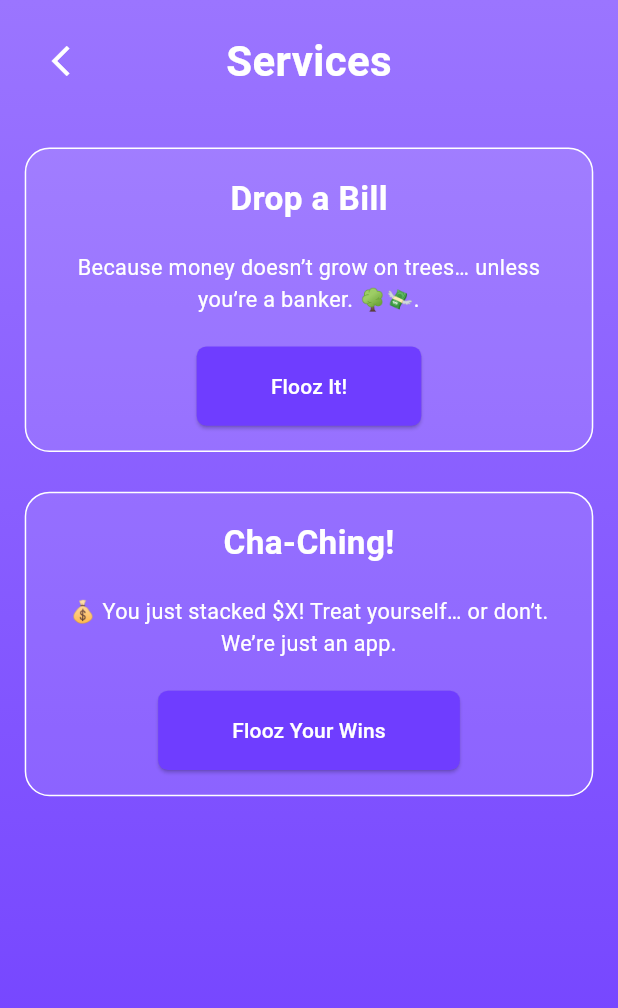
After one commit to Kaleab-Wondwossen/ExpenseTracker, a Flutter app: the screen it shows after launch, item 4 of the bottom bar chosen, on a phone screen of 412 x 824 dp. The commit adds this screen. Shown: the top 1008 px of the screen. Run offline on Flutter 3.47's test engine with Material 3 defaults, Android fonts, the phone set to English and light mode, and no system bars; our stand-ins replace fl_chart, flip_card; network calls fail.

Commit message:
added add income and add expense

```diff
--- /dev/null
+++ b/frontend/expensetracker/lib/screens/add_screen.dart
@@ -0,0 +1,182 @@
+import 'package:expensetracker/screens/add_transaction_screen.dart';
+import 'package:flutter/material.dart';
+
+import '../constants/colors.dart';
+import '../constants/sizes.dart';
+
+
+class ServicesScreen extends StatelessWidget {
+  const ServicesScreen({super.key});
+
+  @override
+  Widget build(BuildContext context) {
+    return Container(
+      decoration: const BoxDecoration(
+        gradient: LinearGradient(
+          begin: Alignment.topCenter,
+          end: Alignment.bottomCenter,
+          colors: [
+            AppColors.secondaryIconColor,
+            AppColors.primaryIconColor,
+          ],
+        ),
+      ),
+      child: Scaffold(
+        backgroundColor: Colors.transparent,
+        body: SafeArea(
+          child: Padding(
+            padding: EdgeInsets.all(AppSizes.largeGap * .5),
+            child: Column(
+              children: [
+                const LoanHeader(),
+                SizedBox(height: AppSizes.mediumGap),
+                Expanded(
+                  child: SingleChildScrollView(
+                    child: Column(
+                      children: [
+                        LoanCard(
+                          title: 'Drop a Bill',
+                          description:
+                              'Because money doesn’t grow on trees… unless you’re a banker. 🌳💸.',
+                          buttonText: 'Flooz It!',
+                          onPressed: () {
+                           Navigator.push(
+                              context,
+                              PageRouteBuilder(
+                                pageBuilder:
+                                    (context, animation1, animation2) =>
+                                        const AddTransactionScreen(type: 'expense',),
+                                transitionDuration:
+                                    Duration.zero, // No transition duration
+                                reverseTransitionDuration: Duration
+                                    .zero, // No reverse transition duration
+                              ),
+                            );
+                          },
+                        ),
+                        LoanCard(
+                          title: 'Cha-Ching!',
+                          description:
+                              '💰 You just stacked \$X! Treat yourself… or don’t. We’re just an app.',
+                          buttonText: 'Flooz Your Wins',
+                          onPressed: () {
+                            Navigator.push(
+                              context,
+                              PageRouteBuilder(
+                                pageBuilder:
+                                    (context, animation1, animation2) =>
+                                        const AddTransactionScreen(type: 'income',),
+                                transitionDuration:
+                                    Duration.zero, // No transition duration
+                                reverseTransitionDuration: Duration
+                                    .zero, // No reverse transition duration
+                              ),
+                            );
+                          },
+                        ),
+                      ],
+                    ),
+                  ),
+                ),
+              ],
+            ),
+          ),
+        ),
+      ),
+    );
+  }
+}
+
+class LoanHeader extends StatelessWidget {
+  const LoanHeader({super.key});
+
+  @override
+  Widget build(BuildContext context) {
+    return Row(
+      children: [
+        IconButton(
+          icon: const Icon(Icons.arrow_back_ios_new, color: Colors.white),
+          onPressed: () {
+            Navigator.pop(context);
+          },
+        ),
+        const Spacer(),
+        const Text(
+          'Services',
+          style: TextStyle(
+            fontSize: 28.0,
+            color: Colors.white,
+            fontWeight: FontWeight.bold,
+          ),
+        ),
+        const Spacer(),
+        const SizedBox(width: 48.0), // Placeholder for alignment
+      ],
+    );
+  }
+}
+
+class LoanCard extends StatelessWidget {
+  final String title;
+  final String description;
+  final String buttonText;
+  final VoidCallback onPressed;
+
+  const LoanCard({
+    required this.title,
+    required this.description,
+    required this.buttonText,
+    required this.onPressed,
+    super.key,
+  });
+
+  @override
+  Widget build(BuildContext context) {
+    return Container(
+      padding: EdgeInsets.all(AppSizes.largeGap * .5),
+      margin: EdgeInsets.symmetric(vertical: AppSizes.largeGap * .4),
+      decoration: BoxDecoration(
+        borderRadius: BorderRadius.circular(AppSizes.largeGap * .5),
+        border: Border.all(color: Colors.white),
+        color: Colors.white.withOpacity(0.1),
+      ),
+      child: Column(
+        children: [
+          Text(
+            title,
+            style: TextStyle(
+              fontSize: AppSizes.secondaryFontSize * 1.2,
+              fontWeight: FontWeight.bold,
+              color: Colors.white,
+            ),
+          ),
+          SizedBox(height: AppSizes.mediumGap),
+          Text(
+            description,
+            style: TextStyle(
+              fontSize: AppSizes.tertiaryFontSize,
+              color: Colors.white,
+            ),
+            textAlign: TextAlign.center,
+          ),
+          SizedBox(height: AppSizes.mediumGap),
+          ElevatedButton(
+            onPressed: onPressed,
+            style: ElevatedButton.styleFrom(
+              backgroundColor: AppColors.primaryIconColor,
+              padding:
+                  EdgeInsets.symmetric(horizontal: AppSizes.largeGap*1.5, vertical: AppSizes.largeGap*.5),
+              shape: RoundedRectangleBorder(
+                borderRadius: BorderRadius.circular(AppSizes.largeGap*.2),
+              ),
+            ),
+            child: Text(
+              buttonText,
+              style: const TextStyle(color: Colors.white),
+            ),
+          ),
+        ],
+      ),
+    );
+  }
+}
--- a/frontend/expensetracker/lib/utils/date_formatter.dart
+++ b/frontend/expensetracker/lib/utils/date_formatter.dart
@@ -0,0 +1,3 @@
+extension StringCasingExtension on String {
+  String capitalize() => "${this[0].toUpperCase()}${substring(1)}";
+}
```
Also changed, not shown: frontend/expensetracker/lib/screens/add_transaction_screen.dart (added, +144 -0 lines), frontend/expensetracker/lib/screens/transactions_screen.dart (+8 -7 lines), frontend/expensetracker/lib/services/api_service.dart (+30 -2 lines), frontend/expensetracker/lib/widgets/bottom_nav_bar.dart (+13 -14 lines), frontend/expensetracker/lib/widgets/category_dropdown.dart (added, +33 -0 lines), frontend/expensetracker/lib/widgets/custom_input_field.dart (added, +30 -0 lines), frontend/expensetracker/lib/screens/add_expense_screen.dart (deleted), frontend/expensetracker/lib/screens/add_income_screen.dart (deleted).
